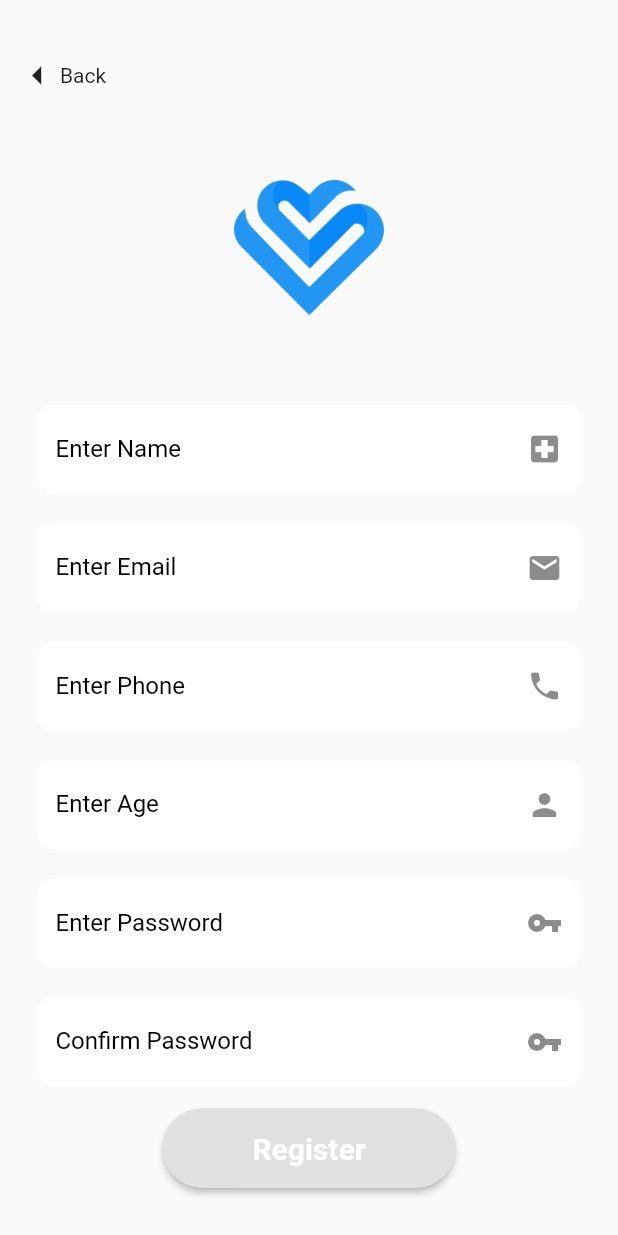
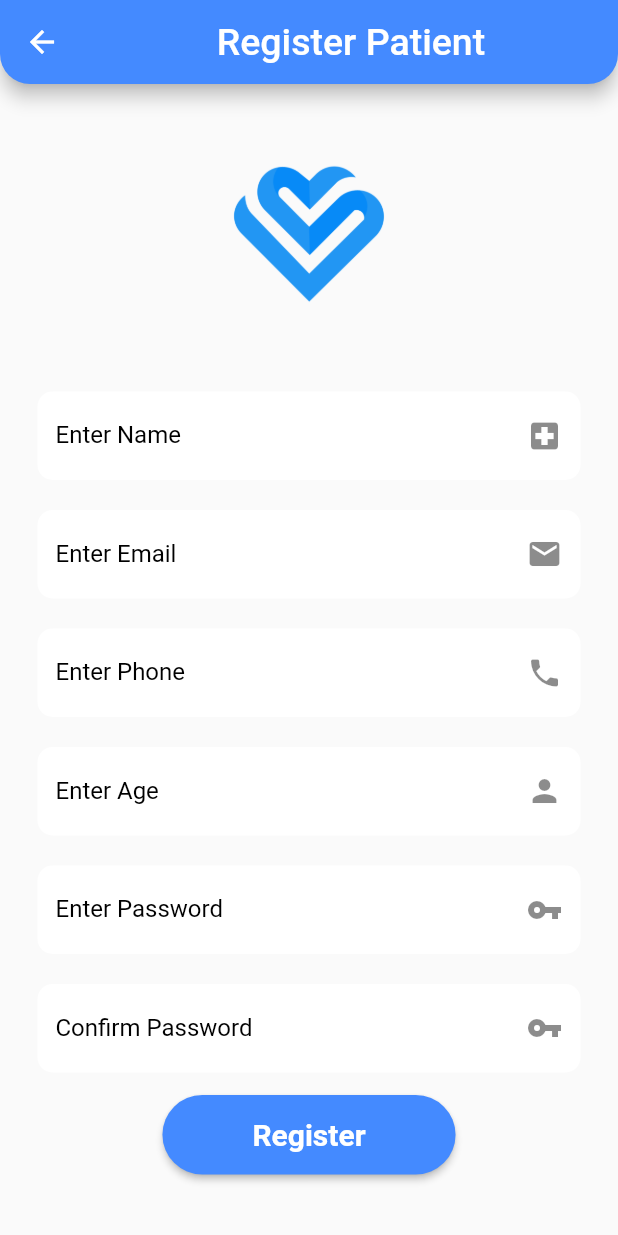
Before and after one commit to Khaalidsub/medcom, a Flutter app: the PatientReg screen opened by its route, after a tap on "Register", on a phone screen of 412 x 824 dp. Run offline on Flutter 3.47's test engine with Material 2 defaults, Android fonts, the phone set to English and light mode, and no system bars; our stand-ins replace charts_flutter, curved_navigation_bar, date_format, dropdown_formfield, flare_flutter, flutter_spinkit and 2 more; missing offline and left inert: flare_splash_screen, qrscan.

Commit message:
reigister/login fixes

```diff
--- a/health_app/lib/src/screens/login.dart
+++ b/health_app/lib/src/screens/login.dart
@@ -85,6 +85,7 @@ class _LoginFormState extends State<LoginForm> {
                             height: 30,
                           ),
                           TextFormField(
+                            keyboardType: TextInputType.emailAddress,
                             decoration: InputDecoration(
                                 labelText: 'Email',
                                 focusColor: Colors.white,
@@ -165,7 +166,8 @@ class _LoginFormState extends State<LoginForm> {
                                             context,
                                             MaterialPageRoute(
                                                 builder: (context) =>
-                                                    HospitalNavigation(result)));
+                                                    HospitalNavigation(
+                                                        result)));
                                       }
                                     }
                                   }
--- a/health_app/lib/src/screens/patientScreens/patient_registration.dart
+++ b/health_app/lib/src/screens/patientScreens/patient_registration.dart
@@ -1,6 +1,7 @@
 import 'package:flutter/cupertino.dart';
 import 'package:flutter/material.dart';
 import 'package:flutter/services.dart';
+import 'package:health_app/src/screens/widgets/app_nav.dart';
 import 'package:health_app/src/screens/widgets/input_field.dart';
 
 import '../welcoming_screen.dart';
@@ -22,26 +23,13 @@ class PatientReg extends StatelessWidget {
     return Material(
       child: Scaffold(
           //registration card
+          appBar: AppNav(
+            appBar: AppBar(),
+            name: 'Register Patient',
+          ),
           body: SingleChildScrollView(
             child: Column(
               children: <Widget>[
-            Container(
-              alignment: Alignment.centerLeft,
-              padding: EdgeInsets.only(top: 35, left: 10),
-              child: GestureDetector(
-                onTap: () => Navigator.pushReplacement(context,
-                    MaterialPageRoute(builder: (context) => WelcomingScreen())),
-                child: Row(
-                  children: <Widget>[
-                    Icon(
-                      Icons.arrow_left,
-                      size: 30,
-                    ),
-                    Text('Back'),
-                  ],
-                ),
-              ),
-            ),
                 Container(
                   height: 200,
                   child: Hero(
@@ -118,34 +106,7 @@ class PatientReg extends StatelessWidget {
                             password: password.text,
                             phoneNumber: phone.text);
                         mockData.add(data);
-                    showDialog(
-                      context: context,
-                      barrierDismissible: false, // user must tap button!
-                      builder: (BuildContext context) {
-                        return AlertDialog(
-                          title: Text('Patient Registeration'),
-                          content: SingleChildScrollView(
-                            child: ListBody(
-                              children: <Widget>[
-                                Text(
-                                    "Patient Register Was Successful. Please Login."),
-                              ],
-                            ),
-                          ),
-                          actions: <Widget>[
-                            FlatButton(
-                              child: Text('Okay'),
-                              onPressed: () {
-                                Navigator.of(context)
-                                    .pop(); //pop the dialog box
-                                Navigator.pushReplacementNamed(
-                                    context, '/login');
-                              },
-                            ),
-                          ],
-                        );
-                      },
-                    );
+                        buildShowDialog(context);
                       } else {
                         Scaffold.of(context).showSnackBar(SnackBar(
                             content: Text('Password Donot Match..'),
@@ -155,7 +116,7 @@ class PatientReg extends StatelessWidget {
                     shape: RoundedRectangleBorder(
                         borderRadius: BorderRadius.circular(30)),
                     padding: EdgeInsets.symmetric(horizontal: 60, vertical: 15),
-                disabledColor: Colors.blueAccent,
+                    color: Colors.blueAccent,
                     child: Text(
                       "Register",
                       style: TextStyle(
@@ -168,6 +129,34 @@ class PatientReg extends StatelessWidget {
               ],
             ),
           )),
+    );
+  }
+
+  Future buildShowDialog(BuildContext context) {
+    return showDialog(
+      context: context,
+      barrierDismissible: false, // user must tap button!
+      builder: (BuildContext context) {
+        return AlertDialog(
+          title: Text('Patient Registeration'),
+          content: SingleChildScrollView(
+            child: ListBody(
+              children: <Widget>[
+                Text("Patient Register Was Successful. Please Login."),
+              ],
+            ),
+          ),
+          actions: <Widget>[
+            FlatButton(
+              child: Text('Okay'),
+              onPressed: () {
+                Navigator.of(context).pop(); //pop the dialog box
+                Navigator.pushReplacementNamed(context, '/login');
+              },
+            ),
+          ],
+        );
+      },
     );
   }
 }
--- a/health_app/lib/src/screens/welcoming_screen.dart
+++ b/health_app/lib/src/screens/welcoming_screen.dart
@@ -74,7 +74,7 @@ class _WelcomingScreenState extends State<WelcomingScreen> {
                             TextStyle(fontSize: 20, color: Colors.blueAccent),
                       ),
                       onPressed: () {
-                        Navigator.pushReplacementNamed(context, '/login');
+                        Navigator.pushNamed(context, '/login');
                       },
                     ),
                     SizedBox(
@@ -93,8 +93,7 @@ class _WelcomingScreenState extends State<WelcomingScreen> {
                         style: TextStyle(fontSize: 20, color: Colors.white),
                       ),
                       onPressed: () {
-                        Navigator.pushReplacementNamed(
-                            context, '/patient_register');
+                        Navigator.pushNamed(context, '/patient_register');
                       },
                     ),
                     SizedBox(
```
Also changed, not shown: health_app/lib/src/screens/hospitalScreens/hospital_registration.dart (+9 -23 lines). Lines whose indentation alone changed are shown as unchanged.
